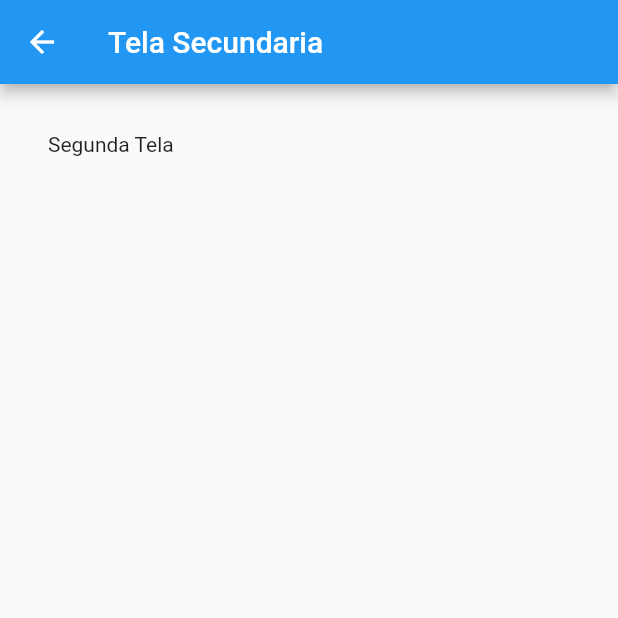
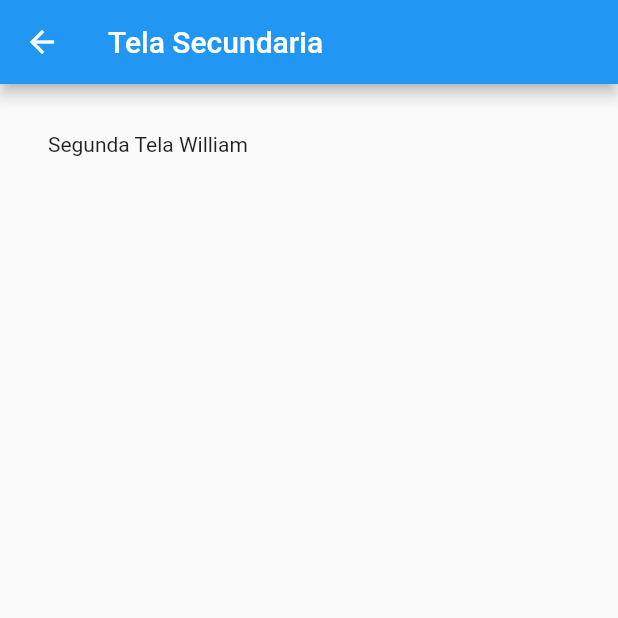
Before and after one commit to williammuniz/navegacao_flutter, a Flutter app: the screen it shows after launch, after a tap on "Ir para segunda tela", on a phone screen of 412 x 824 dp, the top half of it. Run offline on Flutter 3.47's test engine with Material 2 defaults, Android fonts, the phone set to English and light mode, and no system bars.

Commit message:
passando valores

```diff
--- a/lib/TelaSecundaria.dart
+++ b/lib/TelaSecundaria.dart
@@ -1,11 +1,17 @@
 import 'package:flutter/material.dart';
 
 class TelaSecundaria extends StatefulWidget {
+  String valor;
+
+  TelaSecundaria(this.valor);
+
   @override
   _TelaSecundariaState createState() => _TelaSecundariaState();
 }
 
 class _TelaSecundariaState extends State<TelaSecundaria> {
+
+
   @override
   Widget build(BuildContext context) {
     return Scaffold(
@@ -17,7 +23,7 @@ class _TelaSecundariaState extends State<TelaSecundaria> {
         padding: EdgeInsets.all(32),
         child: Column(
           children: [
-            Text("Segunda Tela")
+            Text("Segunda Tela ${widget.valor} ")
           ],
         ),
       ),
--- a/lib/main.dart
+++ b/lib/main.dart
@@ -32,7 +32,7 @@ class _TelaPrincipalState extends State<TelaPrincipal> {
                 Navigator.push(
                     context,
                     MaterialPageRoute(
-                        builder: (context) => TelaSecundaria()
+                        builder: (context) => TelaSecundaria("William")
                     ),
                 );
               },
```
